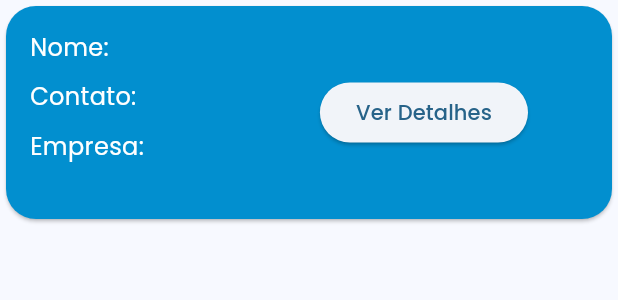
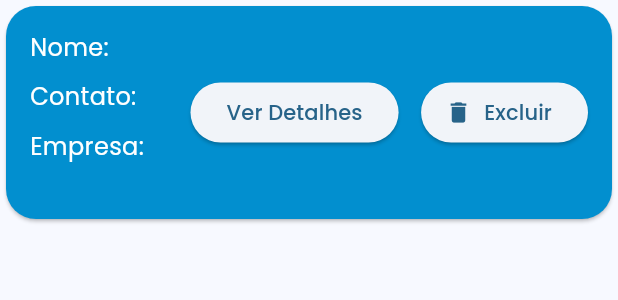
Before and after one commit to Ninassc/HW-AppSuporteWhatsapp, a Flutter app: the CardClientes widget shown alone on an empty page, opened directly with empty values, on a phone screen of 412 x 824 dp. Shown: the top 300 px of the screen. Run offline on Flutter 3.47's test engine with Material 3 defaults, Android fonts, the phone set to English and light mode, and no system bars; our stand-ins replace device_preview, sqflite_common_ffi; accounts and stored records are empty.

Commit message:
Add delete functionality for Cliente; implement dialog and UI integration in CardClientes and DialogExcluir

```diff
--- a/lib/database/database_helper.dart
+++ b/lib/database/database_helper.dart
@@ -188,4 +188,10 @@ class DatabaseHelper {
 
     await db.delete('aparelhos', where: 'id = ?', whereArgs: [aparelho.id]);
   }
+
+  Future<void> deleteCliente(Cliente cliente) async {
+    final db = await database;
+
+    await db.delete('clientes', where: 'id = ?', whereArgs: [cliente.id]);
+  }
 }
--- a/lib/widgets/card_aparelhos.dart
+++ b/lib/widgets/card_aparelhos.dart
@@ -1,6 +1,6 @@
 import 'package:app_suporte_whatsapp/models/aparelho.dart';
 import 'package:app_suporte_whatsapp/pages/historico_atendimentos_page.dart';
-import 'package:app_suporte_whatsapp/widgets/dialog_excluir_aparelho.dart';
+import 'package:app_suporte_whatsapp/widgets/dialog_excluir.dart';
 import 'package:app_suporte_whatsapp/widgets/dialog_novo_aparelho.dart';
 import 'package:flutter/material.dart';
 
@@ -79,7 +79,7 @@ class CardAparelhos extends StatelessWidget {
                 showDialog(
                   context: context,
                   builder: (context) {
-                    return DialogExcluirAparelho(excluirAparelho: excluirAparelho,);
+                    return DialogExcluir(excluirAparelho: excluirAparelho,);
                   },
                 );
               },
--- a/lib/widgets/card_clientes.dart
+++ b/lib/widgets/card_clientes.dart
@@ -1,4 +1,5 @@
 import 'package:app_suporte_whatsapp/pages/cliente_detalhes_page.dart';
+import 'package:app_suporte_whatsapp/widgets/dialog_excluir.dart';
 import '../models/cliente.dart';
 import 'package:flutter/material.dart';
 
@@ -7,6 +8,7 @@ class CardClientes extends StatelessWidget {
   final String nome;
   final String whatsapp;
   final String empresa;
+  final VoidCallback excluirCliente;
 
   const CardClientes({
     super.key,
@@ -14,6 +16,7 @@ class CardClientes extends StatelessWidget {
     required this.nome,
     required this.whatsapp,
     required this.empresa,
+    required this.excluirCliente
   });
 
   @override
@@ -28,7 +31,6 @@ class CardClientes extends StatelessWidget {
         child: Padding(
           padding: EdgeInsets.all(16),
           child: Row(
-            mainAxisAlignment: MainAxisAlignment.spaceBetween,
             children: [
               Column(
                 spacing: 10,
@@ -39,18 +41,34 @@ class CardClientes extends StatelessWidget {
                   Text("Empresa: $empresa"),
                 ],
               ),
-              Padding(
-                padding: const EdgeInsets.only(right: 40.0),
-                child: ElevatedButton(
+
+              Expanded(
+                child: Row(
+                  mainAxisAlignment: MainAxisAlignment.end,
+                  children: [
+                    ElevatedButton(
                       onPressed: () {
                         Navigator.push(
                           context,
                           MaterialPageRoute(
-                        builder: (context) => ClienteDetalhesPage(cliente: cliente),
+                            builder: (context) =>
+                                ClienteDetalhesPage(cliente: cliente),
                           ),
                         );
                       },
                       child: Text("Ver Detalhes"),
+                    ),
+                    SizedBox(width: 15),
+                    ElevatedButton.icon(
+                      onPressed: () {
+                        showDialog(context: context, builder: (context){
+                          return DialogExcluir(excluirCliente: excluirCliente,);
+                        });
+                      },
+                      label: Text("Excluir"),
+                      icon: Icon(Icons.delete),
+                    ),
+                  ],
                 ),
               ),
             ],
```
Also changed, not shown: lib/pages/clientes_page.dart (+21 -0 lines), lib/widgets/dialog_excluir.dart (renamed from lib/widgets/dialog_excluir_aparelho.dart, +9 -5 lines). Lines whose indentation alone changed are shown as unchanged.
